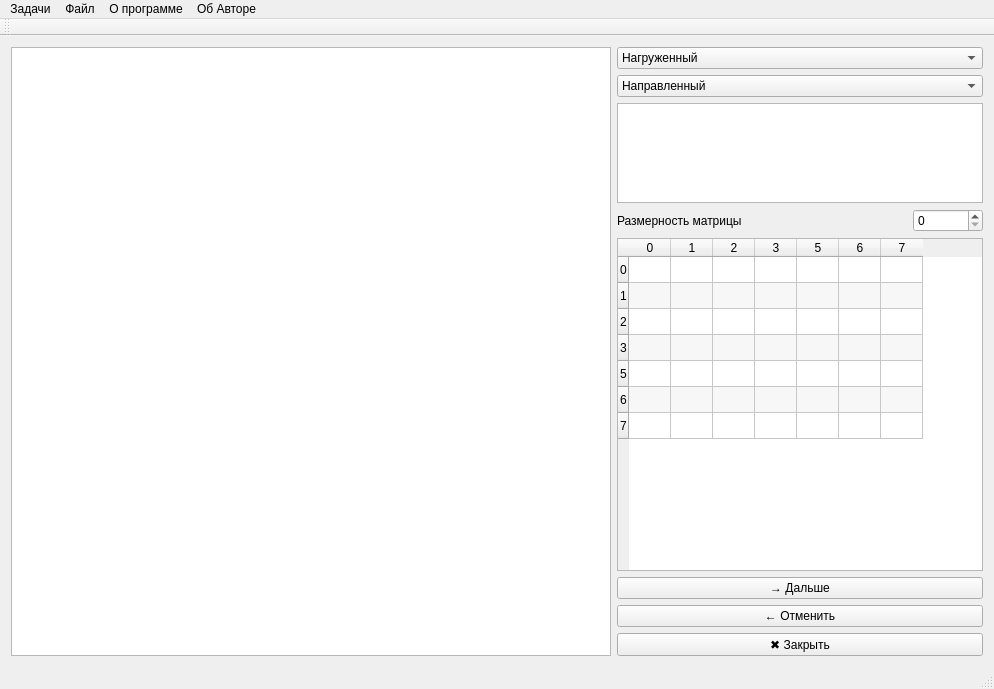
Before: the Qt Designer form graphs.ui in maksiplus19/graphs, drawn with Qt 5.
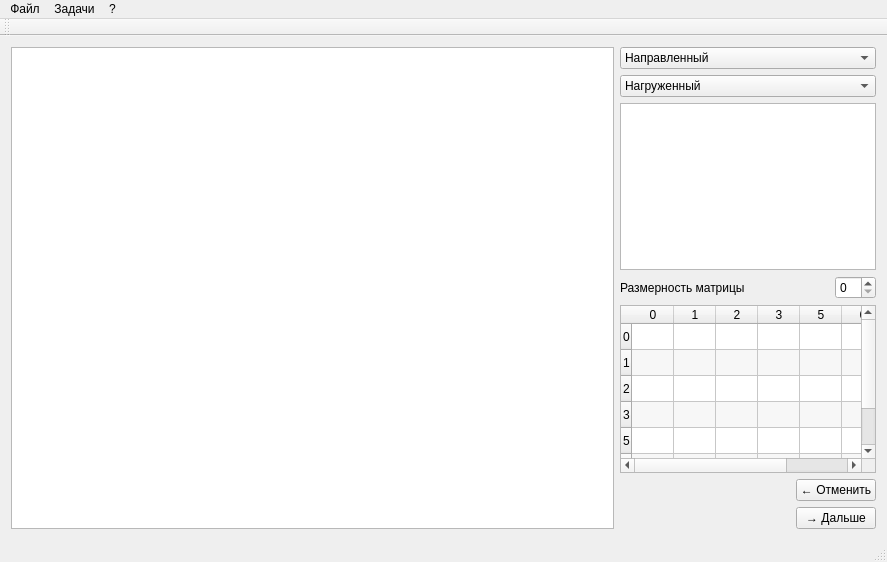
After: the same form once the commit is applied. Custom widgets are drawn as their Qt base class.

Commit message: Изменил названия и поправил меню ближе к тз

Diff of the .ui file:
```diff
--- a/graphs.ui
+++ b/graphs.ui
@@ -6,43 +6,22 @@
    <rect>
     <x>0</x>
     <y>0</y>
-    <width>994</width>
-    <height>689</height>
+    <width>887</width>
+    <height>562</height>
    </rect>
   </property>
   <property name="windowTitle">
    <string>MainWindow</string>
   </property>
   <widget class="QWidget" name="centralWidget">
-   <layout class="QHBoxLayout" name="horizontalLayout_2">
+   <layout class="QHBoxLayout" name="horizontalLayout_6" stretch="1,0">
     <item>
-     <widget class="QTableView" name="tableView">
-      <property name="minimumSize">
-       <size>
-        <width>600</width>
-        <height>300</height>
-       </size>
-      </property>
-     </widget>
+     <widget class="QGraphView" name="graphView"/>
     </item>
     <item>
      <layout class="QVBoxLayout" name="verticalLayout">
       <item>
-       <widget class="QComboBox" name="comboBox">
-        <item>
-         <property name="text">
-          <string>Нагруженный</string>
-         </property>
-        </item>
-        <item>
-         <property name="text">
-          <string>Ненагруженный</string>
-         </property>
-        </item>
-       </widget>
-      </item>
-      <item>
-       <widget class="QComboBox" name="directBox">
+       <widget class="QComboBox" name="cmbDirect">
         <item>
          <property name="text">
           <string>Направленный</string>
@@ -56,13 +35,21 @@
        </widget>
       </item>
       <item>
-       <widget class="QTextEdit" name="textInput">
-        <property name="maximumSize">
-         <size>
-          <width>16777215</width>
-          <height>100</height>
-         </size>
-        </property>
+       <widget class="QComboBox" name="cmbWeight">
+        <item>
+         <property name="text">
+          <string>Нагруженный</string>
+         </property>
+        </item>
+        <item>
+         <property name="text">
+          <string>Ненагруженный</string>
+         </property>
+        </item>
+       </widget>
+      </item>
+      <item>
+       <widget class="QTextEdit" name="textEdit">
         <property name="focusPolicy">
          <enum>Qt::ClickFocus</enum>
         </property>
@@ -78,28 +65,28 @@
          </widget>
         </item>
         <item>
-         <widget class="QSpinBox" name="spinBox">
-          <property name="maximumSize">
+         <spacer name="horizontalSpacer_4">
+          <property name="orientation">
+           <enum>Qt::Horizontal</enum>
+          </property>
+          <property name="sizeHint" stdset="0">
            <size>
-            <width>70</width>
-            <height>16777215</height>
+            <width>40</width>
+            <height>20</height>
            </size>
           </property>
-         </widget>
+         </spacer>
+        </item>
+        <item>
+         <widget class="QSpinBox" name="spbMatrSize"/>
         </item>
        </layout>
       </item>
       <item>
-       <widget class="QTableWidget" name="matrixWidget">
-        <property name="minimumSize">
-         <size>
-          <width>300</width>
-          <height>300</height>
-         </size>
-        </property>
+       <widget class="QTableWidget" name="tableWidgetMatr">
         <property name="maximumSize">
          <size>
-          <width>16777215</width>
+          <width>16777204</width>
           <height>16777215</height>
          </size>
         </property>
@@ -264,25 +251,52 @@
        </widget>
       </item>
       <item>
-       <widget class="QPushButton" name="nextButton">
-        <property name="text">
-         <string>→ Дальше</string>
-        </property>
-       </widget>
+       <layout class="QHBoxLayout" name="horizontalLayout_3">
+        <item>
+         <spacer name="horizontalSpacer">
+          <property name="orientation">
+           <enum>Qt::Horizontal</enum>
+          </property>
+          <property name="sizeHint" stdset="0">
+           <size>
+            <width>40</width>
+            <height>20</height>
+           </size>
+          </property>
+         </spacer>
+        </item>
+        <item>
+         <widget class="QPushButton" name="btnCancel">
+          <property name="text">
+           <string>← Отменить</string>
+          </property>
+         </widget>
+        </item>
+       </layout>
       </item>
       <item>
-       <widget class="QPushButton" name="cancelButton">
-        <property name="text">
-         <string>← Отменить</string>
-        </property>
-       </widget>
-      </item>
-      <item>
-       <widget class="QPushButton" name="pushButton">
-        <property name="text">
-         <string>✖ Закрыть</string>
-        </property>
-       </widget>
+       <layout class="QHBoxLayout" name="horizontalLayout_2">
+        <item>
+         <spacer name="horizontalSpacer_2">
+          <property name="orientation">
+           <enum>Qt::Horizontal</enum>
+          </property>
+          <property name="sizeHint" stdset="0">
+           <size>
+            <width>40</width>
+            <height>20</height>
+           </size>
+          </property>
+         </spacer>
+        </item>
+        <item>
+         <widget class="QPushButton" name="btnNext">
+          <property name="text">
+           <string>→ Дальше</string>
+          </property>
+         </widget>
+        </item>
+       </layout>
       </item>
      </layout>
     </item>
@@ -302,11 +316,11 @@
     <rect>
      <x>0</x>
      <y>0</y>
-     <width>994</width>
+     <width>887</width>
      <height>21</height>
     </rect>
    </property>
-   <widget class="QMenu" name="menu">
+   <widget class="QMenu" name="menuFile">
     <property name="title">
      <string>Файл</string>
     </property>
@@ -315,25 +329,19 @@
     <addaction name="ribsList"/>
     <addaction name="action"/>
    </widget>
-   <widget class="QMenu" name="programAbout">
+   <widget class="QMenu" name="menuInfo">
     <property name="title">
-     <string>О программе</string>
+     <string>?</string>
     </property>
    </widget>
-   <widget class="QMenu" name="authorAbout">
-    <property name="title">
-     <string>Об Авторе</string>
-    </property>
-   </widget>
-   <widget class="QMenu" name="menu_2">
+   <widget class="QMenu" name="menuTasks">
     <property name="title">
      <string>Задачи</string>
     </property>
    </widget>
-   <addaction name="menu_2"/>
-   <addaction name="menu"/>
-   <addaction name="programAbout"/>
-   <addaction name="authorAbout"/>
+   <addaction name="menuFile"/>
+   <addaction name="menuTasks"/>
+   <addaction name="menuInfo"/>
   </widget>
   <action name="agencyMatrix">
    <property name="text">
@@ -362,6 +370,13 @@
   </action>
  </widget>
  <layoutdefault spacing="6" margin="11"/>
+ <customwidgets>
+  <customwidget>
+   <class>QGraphView</class>
+   <extends>QGraphicsView</extends>
+   <header>qgraphview.h</header>
+  </customwidget>
+ </customwidgets>
  <resources/>
  <connections>
   <connection>
```
Left out of the diff: 74 changed lines with no effect on the pictures.
